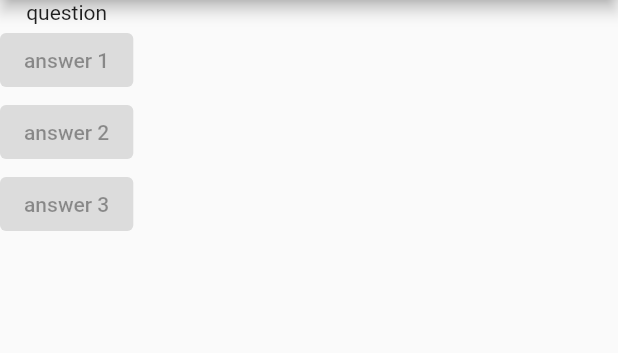
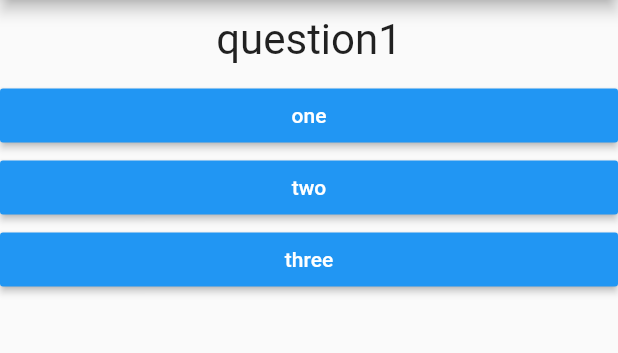
Before and after one commit to prasetion/quiz_app, a Flutter app: the screen it shows after launch, on a phone screen of 412 x 824 dp, the part 84-437 px from its top. Run offline on Flutter 3.47's test engine with Material 2 defaults, Android fonts, the phone set to English and light mode, and no system bars.

Commit message:
quiz setup

```diff
--- /dev/null
+++ b/lib/answer.dart
@@ -0,0 +1,21 @@
+import 'package:flutter/material.dart';
+
+class Answer extends StatelessWidget {
+  final Function selectHandler;
+  final String answerText;
+
+  Answer(this.selectHandler, this.answerText);
+
+  @override
+  Widget build(BuildContext context) {
+    return Container(
+      width: double.infinity,
+      child: RaisedButton(
+        color: Colors.blue,
+        textColor: Colors.white,
+        child: Text(answerText),
+        onPressed: selectHandler,
+      ),
+    );
+  }
+}
--- a/lib/main.dart
+++ b/lib/main.dart
@@ -1,14 +1,42 @@
 import 'package:flutter/material.dart';
+import 'package:flutter_complete_guide/quiz.dart';
+import 'package:flutter_complete_guide/result.dart';
+import 'quiz.dart';
+import "result.dart";
 
 void main() => runApp(MyApp());
 
-class MyApp extends StatelessWidget {
-  var person1 = Person();
+class MyApp extends StatefulWidget {
+  @override
+  State<StatefulWidget> createState() {
+    return MyAppState();
+  }
+}
 
-  var questions = [
-    "what is your name?",
-    "how is your age?",
+class MyAppState extends State<MyApp> {
+  final questions = [
+    {
+      "questionText": "question1",
+      "answer": ["one", "two", "three"],
+    },
+    {
+      "questionText": "question2",
+      "answer": ["red", "green", "blue"],
+    },
+    {
+      "questionText": "question3",
+      "answer": ["coffe", "tea", "milk"],
+    },
   ];
+
+  var questionIndex = 0;
+  void _aswerQuestion() {
+    setState(() {
+      questionIndex = questionIndex + 1;
+    });
+
+    if (questionIndex < questions.length) {}
+  }
 
   @override
   Widget build(BuildContext context) {
@@ -17,23 +45,13 @@ class MyApp extends StatelessWidget {
         appBar: AppBar(
           title: Text("My First App"),
         ),
-        body: Column(
-          children: [
-            Text("question"),
-            ElevatedButton(
-              onPressed: null,
-              child: Text("answer 1"),
-            ),
-            ElevatedButton(
-              onPressed: null,
-              child: Text("answer 2"),
-            ),
-            ElevatedButton(
-              onPressed: null,
-              child: Text("answer 3"),
-            ),
-          ],
-        ),
+        body: questionIndex < questions.length
+            ? Quiz(
+                questions: questions,
+                questionIndex: questionIndex,
+                answerQuestion: _aswerQuestion,
+              )
+            : Result(),
       ),
     );
   }
@@ -44,4 +62,10 @@ class Person {
   int age;
 
   Person({this.name = "prasetion", this.age = 28});
+
+  Person.baby({this.name = "tio", this.age = 5});
+
+  Person.veryOld(this.name) {
+    age = 60;
+  }
 }
--- /dev/null
+++ b/lib/question.dart
@@ -0,0 +1,20 @@
+import 'package:flutter/material.dart';
+
+class Question extends StatelessWidget {
+  final String questionText;
+
+  Question(this.questionText);
+
+  @override
+  Widget build(BuildContext context) {
+    return Container(
+      width: double.infinity,
+      margin: EdgeInsets.all(10),
+      child: Text(
+        questionText,
+        style: TextStyle(fontSize: 28),
+        textAlign: TextAlign.center,
+      ),
+    );
+  }
+}
--- /dev/null
+++ b/lib/quiz.dart
@@ -0,0 +1,28 @@
+import 'package:flutter/material.dart';
+import 'answer.dart';
+import 'question.dart';
+
+class Quiz extends StatelessWidget {
+  final List<Map<String, Object>> questions;
+  final Function answerQuestion;
+  final int questionIndex;
+
+  Quiz(
+      {@required this.questions,
+      @required this.answerQuestion,
+      @required this.questionIndex});
+
+  @override
+  Widget build(BuildContext context) {
+    return Container(
+      child: Column(
+        children: [
+          Question(questions[questionIndex]["questionText"] as String),
+          ...(questions[questionIndex]["answer"] as List<String>).map((answer) {
+            return Answer(answerQuestion, answer);
+          }).toList()
+        ],
+      ),
+    );
+  }
+}
--- /dev/null
+++ b/lib/result.dart
@@ -0,0 +1,12 @@
+import 'package:flutter/material.dart';
+
+class Result extends StatelessWidget {
+  @override
+  Widget build(BuildContext context) {
+    return Container(
+      child: Center(
+        child: Text("good job!"),
+      ),
+    );
+  }
+}
```
